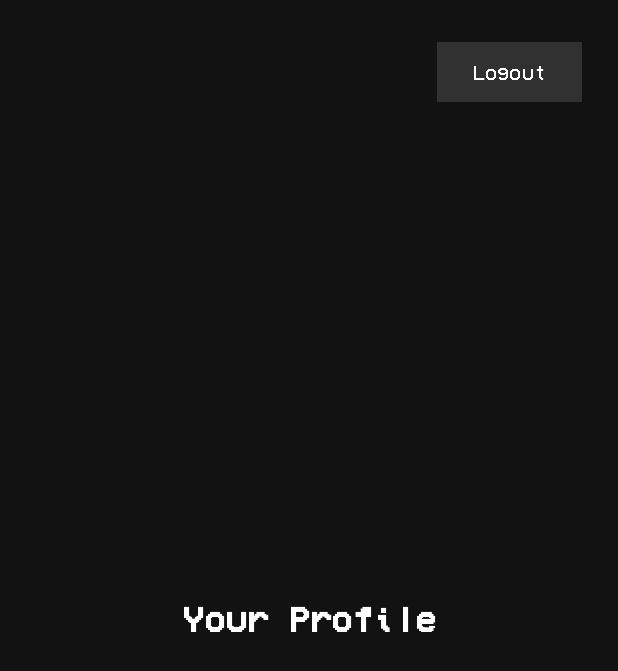
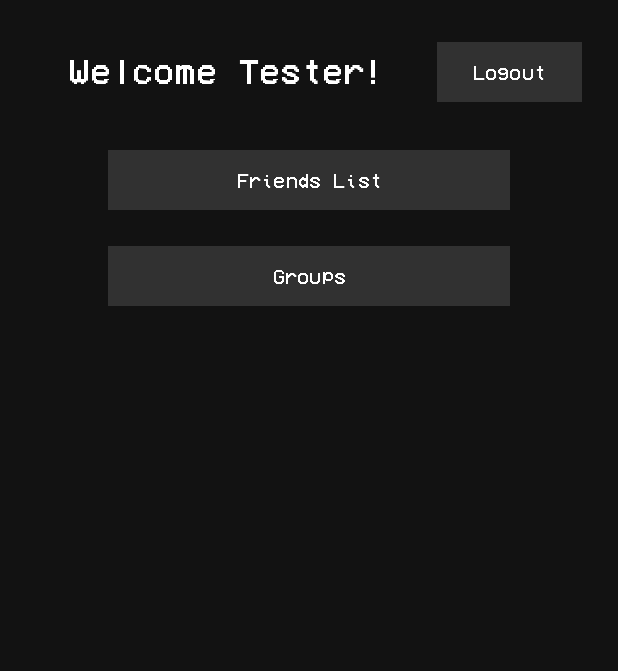
Before and after one commit to EuclideanTransitions/Pneumatic-Store, an Android app: the fragment ProfileFragment shown on its own in the app's theme, on a phone screen of 412 x 824 dp. Shown: the top 671 px of the screen. Run offline under Robolectric (Android 15) with nearby library versions, the phone set to English and light mode, and no system bars; 1 statement that could not run was skipped.

Commit message:
Eight Commit (Dodano vise stvari u library, ali vecinom samo placeholder stranice za friends list i group list)

```diff
--- a/app/src/main/AndroidManifest.xml
+++ b/app/src/main/AndroidManifest.xml
@@ -22,6 +22,8 @@
         </activity>
         <activity android:name=".GameDetailActivity" />
         <activity android:name=".LoginActivity" />
+        <activity android:name=".FriendsActivity" />
+        <activity android:name=".GroupsActivity" />
     </application>
 
 </manifest>
--- a/app/src/main/java/com/example/pneumaticstorezavrsni2/fragments/ProfileFragment.java
+++ b/app/src/main/java/com/example/pneumaticstorezavrsni2/fragments/ProfileFragment.java
@@ -11,6 +11,8 @@ import androidx.annotation.NonNull;
 import androidx.annotation.Nullable;
 import androidx.fragment.app.Fragment;
 import com.example.pneumaticstorezavrsni2.LoginActivity;
+import com.example.pneumaticstorezavrsni2.FriendsActivity;
+import com.example.pneumaticstorezavrsni2.GroupsActivity;
 import com.example.pneumaticstorezavrsni2.R;
 
 public class ProfileFragment extends Fragment {
@@ -34,6 +36,20 @@ public class ProfileFragment extends Fragment {
             requireActivity().finish();
         });
 
+        // Go to friends list
+        Button friendsButton = view.findViewById(R.id.friends_button);
+        friendsButton.setOnClickListener(v -> {
+            Intent intent = new Intent(getActivity(), FriendsActivity.class);
+            startActivity(intent);
+        });
+
+        // Go to groups list
+        Button groupsButton = view.findViewById(R.id.groups_button);
+        groupsButton.setOnClickListener(v -> {
+            Intent intent = new Intent(getActivity(), GroupsActivity.class);
+            startActivity(intent);
+        });
+
         return view;
     }
 }
--- a/app/src/main/res/layout/fragment_profile.xml
+++ b/app/src/main/res/layout/fragment_profile.xml
@@ -15,16 +15,49 @@
         android:layout_alignParentRight="true"
         android:backgroundTint="?android:attr/colorPrimary"
         android:text="Logout"
+        android:textColor="#FFFFFF"
         app:cornerRadius="0dp" />
 
-    <!-- Centered Profile Title -->
+    <Button
+        android:id="@+id/friends_button"
+        android:layout_width="match_parent"
+        android:layout_height="wrap_content"
+        android:layout_below="@id/logout_button"
+        android:layout_alignParentStart="true"
+        android:layout_alignParentLeft="false"
+        android:layout_alignParentEnd="true"
+        android:layout_marginStart="48dp"
+        android:layout_marginTop="24dp"
+        android:layout_marginEnd="48dp"
+        android:backgroundTint="?android:attr/colorPrimary"
+        android:text="Friends List"
+        app:cornerRadius="0dp" />
+
     <TextView
-        android:id="@+id/profile_title"
-        android:layout_width="wrap_content"
+        android:id="@+id/textView2"
+        android:layout_width="242dp"
         android:layout_height="wrap_content"
-        android:text="Your Profile"
-        android:textSize="24sp"
-        android:textStyle="bold"
-        android:layout_centerInParent="true"
-        android:textAlignment="center" />
+        android:layout_alignParentStart="true"
+        android:layout_alignParentTop="true"
+        android:layout_marginStart="6dp"
+        android:layout_marginTop="12dp"
+        android:text="Welcome Tester!"
+        android:textAlignment="center"
+        android:textSize="24sp" />
+
+    <Button
+        android:id="@+id/groups_button"
+        android:layout_width="match_parent"
+        android:layout_height="wrap_content"
+        android:layout_below="@id/friends_button"
+        android:layout_centerHorizontal="true"
+        android:layout_marginStart="48dp"
+        android:layout_marginTop="16dp"
+        android:layout_marginEnd="48dp"
+        android:backgroundTint="?android:attr/colorPrimary"
+        android:text="Groups"
+        app:cornerRadius="0dp" />
+
+
+
 </RelativeLayout>
```
Also changed, not shown: app/src/main/java/com/example/pneumaticstorezavrsni2/FriendsActivity.java (added, +18 -0 lines), app/src/main/java/com/example/pneumaticstorezavrsni2/GroupsActivity.java (added, +17 -0 lines), app/src/main/res/layout/activity_friends.xml (added, +28 -0 lines), app/src/main/res/layout/activity_groups.xml (added, +28 -0 lines).
